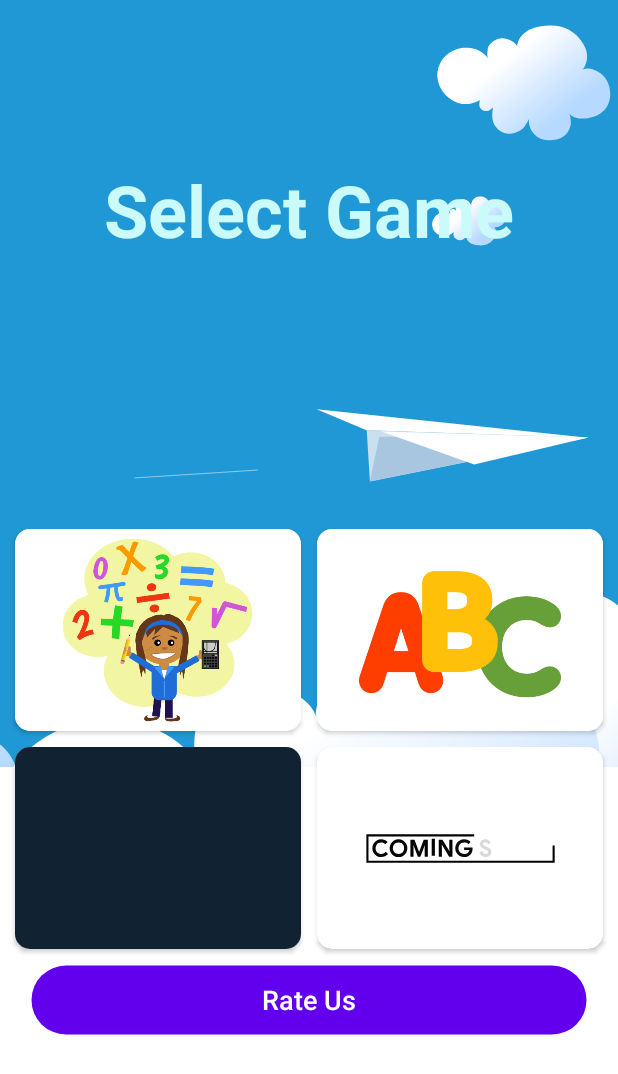
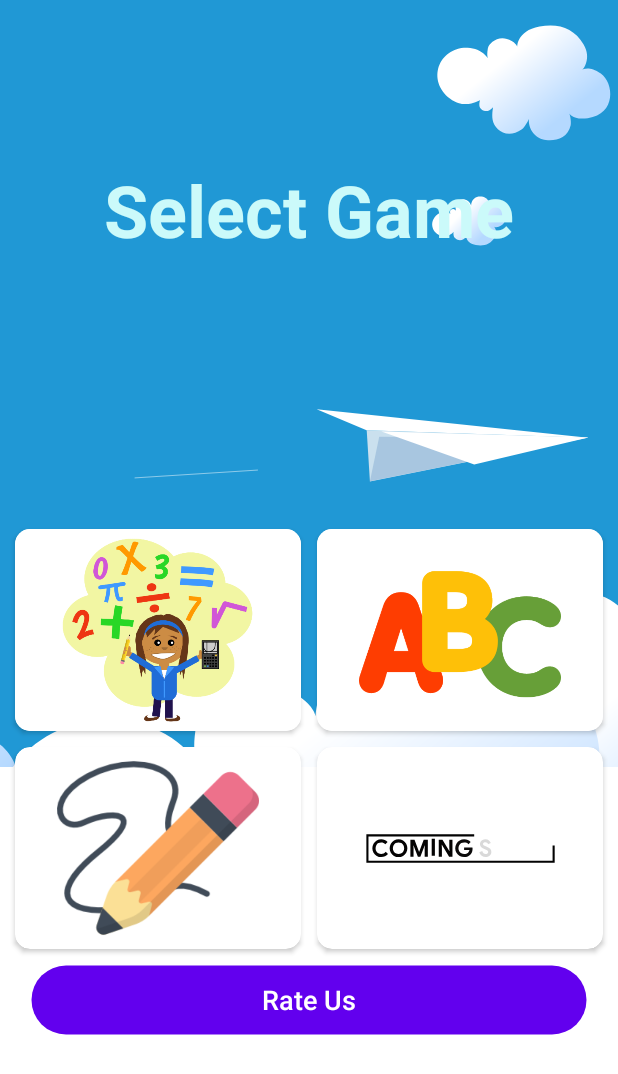
Before and after one commit to panchalpk20/KidsSafariRebuild, an Android app: the layout activity_main_screen.xml on its own in the app's theme, with its tools: preview values and no code run, on a phone screen of 412 x 824 dp. Shown: the top 1074 px of the screen. Run offline under Robolectric (Android 15) with nearby library versions, the phone set to English and light mode, and no system bars.

Commit message:
spelling partial complete

```diff
--- a/app/src/main/AndroidManifest.xml
+++ b/app/src/main/AndroidManifest.xml
@@ -17,7 +17,7 @@
     <application
         android:allowBackup="true"
         android:hardwareAccelerated="true"
-        android:icon="@mipmap/ic_launcher"
+        android:icon="@drawable/splash_icon"
         android:label="@string/app_name"
         android:roundIcon="@mipmap/ic_launcher_round"
         android:screenOrientation="portrait"
--- a/app/src/main/java/com/anngrynerds/kidssafari/splash.java
+++ b/app/src/main/java/com/anngrynerds/kidssafari/splash.java
@@ -16,7 +16,7 @@ public class splash extends AppCompatActivity {
         requestWindowFeature(Window.FEATURE_NO_TITLE);
         getWindow().setFlags(WindowManager.LayoutParams.FLAG_FULLSCREEN,
                 WindowManager.LayoutParams.FLAG_FULLSCREEN);
-        new CountDownTimer(2000, 1) {
+        new CountDownTimer(1000, 1) {
 
             public void onTick(long millisUntilFinished) {
                 //pg.setProgress((int) ((int) max - millisUntilFinished));
--- a/app/src/main/res/drawable/splash_bg.xml
+++ b/app/src/main/res/drawable/splash_bg.xml
@@ -1,7 +1,7 @@
 <?xml version="1.0" encoding="utf-8"?>
 <layer-list xmlns:android="http://schemas.android.com/apk/res/android">
-    <item android:drawable="@color/black" />
+    <item android:drawable="@color/design_default_color_primary" />
     <item
-        android:drawable="@mipmap/ic_launcher_round"
+        android:drawable="@drawable/splash_icon"
         android:gravity="center" />
 </layer-list>
--- a/app/src/main/res/layout/activity_main_screen.xml
+++ b/app/src/main/res/layout/activity_main_screen.xml
@@ -136,8 +136,7 @@
                     <ImageView
                         android:layout_width="match_parent"
                         android:layout_height="match_parent"
-                        android:background="#ffff"
-                        android:backgroundTint="#123"
+                        android:src="@drawable/pencil"
                         android:contentDescription="@string/todo" />
 
                 </RelativeLayout>
```
Also changed, not shown: app/src/main/java/com/anngrynerds/kidssafari/drawgame/DrawMainActivity.java (+16 -7 lines), app/src/main/res/drawable/pensize.xml (added, +14 -0 lines), app/src/main/res/layout/activity_draw_main.xml (+4 -4 lines), app/src/main/res/drawable/pencil.png (added), app/src/main/res/drawable/splash_icon.png (added).
